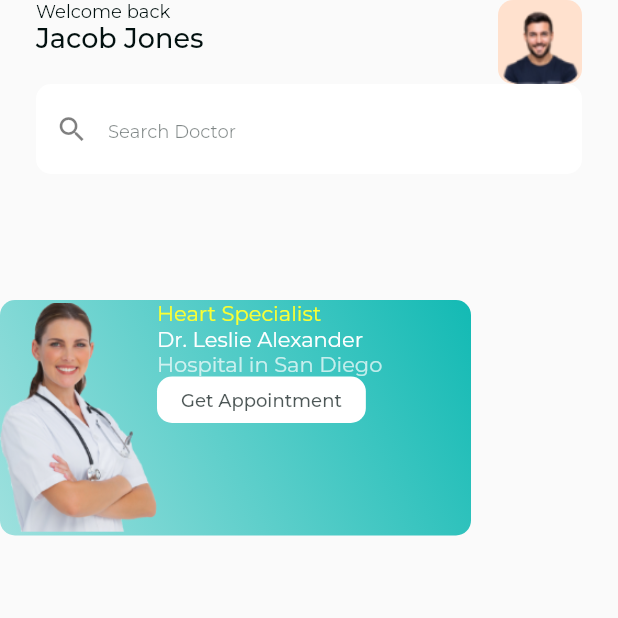
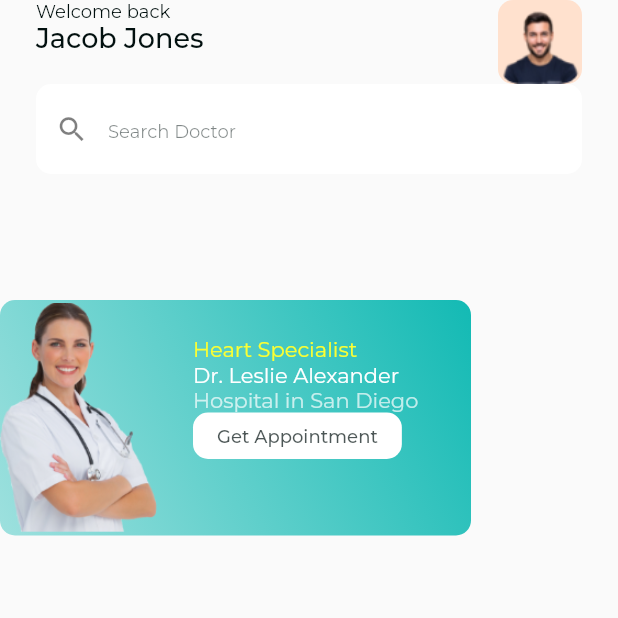
Before and after one commit to romofel/flutter-ui_practice-medical, a Flutter app: the screen it shows after launch, on a phone screen of 412 x 824 dp, the top half of it. Run offline on Flutter 3.47's test engine with Material 2 defaults, Android fonts, the phone set to English and light mode, and no system bars; our stand-ins replace google_fonts.

Commit message:
Add padding to text section of card

```diff
--- a/lib/screens/home_screen.dart
+++ b/lib/screens/home_screen.dart
@@ -37,6 +37,9 @@ class HomeScreen extends StatelessWidget {
                         ),
                         Expanded(
                           flex: 2,
+                          child: Padding(
+                            padding: const EdgeInsets.symmetric(
+                                horizontal: 24, vertical: 24),
                             child: Column(
                               crossAxisAlignment: CrossAxisAlignment.start,
                               children: [
@@ -77,6 +80,7 @@ class HomeScreen extends StatelessWidget {
                               ],
                             ),
                           ),
+                        ),
                       ],
                     ),
                   );
```
Lines whose indentation alone changed are shown as unchanged.
